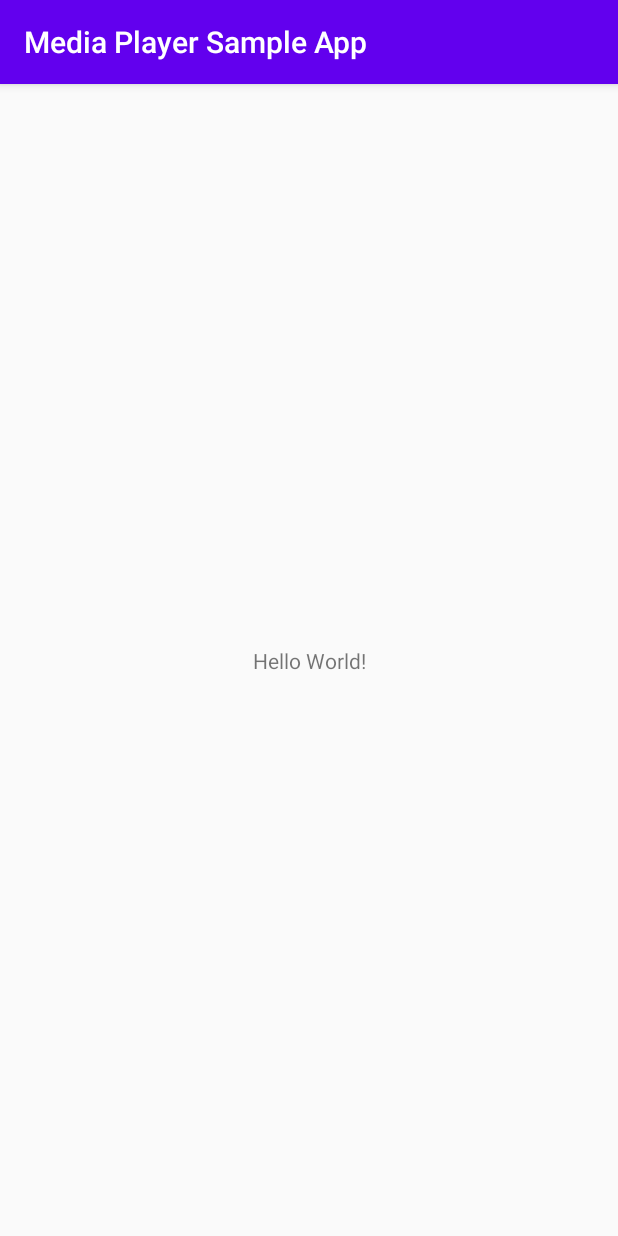
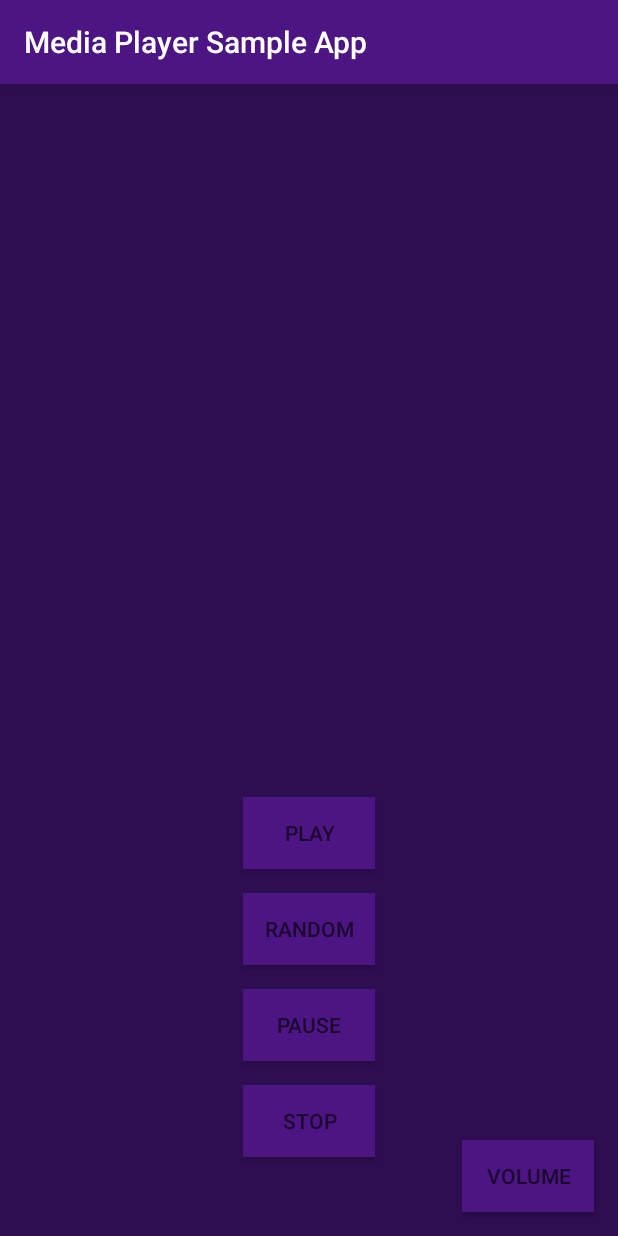
Before and after one commit to sherrycayheyhey/MediaPlayerSampleApp, an Android app: the screen it shows after launch (MainActivity), on a phone screen of 412 x 824 dp. Run offline under Robolectric (Android 15) with nearby library versions, the phone set to English and light mode, and no system bars.

Commit message:
layout added with buttons and color

```diff
--- a/app/src/main/res/layout/activity_main.xml
+++ b/app/src/main/res/layout/activity_main.xml
@@ -4,15 +4,70 @@
     xmlns:tools="http://schemas.android.com/tools"
     android:layout_width="match_parent"
     android:layout_height="match_parent"
-    tools:context=".MainActivity">
+    tools:context=".MainActivity"
+    android:background="#2F0D51">
 
-    <TextView
+
+    <Button
+        android:id="@+id/play_button"
+        android:background="@color/colorPrimary"
         android:layout_width="wrap_content"
         android:layout_height="wrap_content"
-        android:text="Hello World!"
+        android:text="play"
         app:layout_constraintBottom_toBottomOf="parent"
-        app:layout_constraintLeft_toLeftOf="parent"
-        app:layout_constraintRight_toRightOf="parent"
-        app:layout_constraintTop_toTopOf="parent" />
+        app:layout_constraintEnd_toEndOf="parent"
+        app:layout_constraintStart_toStartOf="parent"
+        app:layout_constraintTop_toTopOf="parent"
+        android:textColor="@color/colorPrimaryDark"
+        app:layout_constraintVertical_bias="0.65999997" />
+
+    <Button
+        android:id="@+id/random_button"
+        android:background="@color/colorPrimary"
+        android:layout_width="wrap_content"
+        android:layout_height="wrap_content"
+        android:text="random"
+        app:layout_constraintEnd_toEndOf="parent"
+        app:layout_constraintStart_toStartOf="parent"
+        android:layout_marginTop="16dp"
+        android:textColor="@color/colorPrimaryDark"
+        app:layout_constraintTop_toBottomOf="@id/play_button"/>
+
+    <Button
+        android:id="@+id/pause_button"
+        android:background="@color/colorPrimary"
+        android:layout_width="wrap_content"
+        android:layout_height="wrap_content"
+        android:layout_marginTop="16dp"
+        android:text="pause"
+        app:layout_constraintEnd_toEndOf="parent"
+        app:layout_constraintStart_toStartOf="parent"
+        android:textColor="@color/colorPrimaryDark"
+        app:layout_constraintTop_toBottomOf="@id/random_button" />
+
+    <Button
+        android:id="@+id/stop_button"
+        android:background="@color/colorPrimary"
+        android:layout_width="wrap_content"
+        android:layout_height="wrap_content"
+        android:text="stop"
+        app:layout_constraintEnd_toEndOf="parent"
+        app:layout_constraintStart_toStartOf="parent"
+        android:layout_marginTop="16dp"
+        android:textColor="@color/colorPrimaryDark"
+        app:layout_constraintTop_toBottomOf="@id/pause_button"/>
+
+    <Button
+        android:id="@+id/volume_button"
+        android:background="@color/colorPrimary"
+        android:textColor="@color/colorPrimaryDark"
+        android:layout_width="wrap_content"
+        android:layout_height="wrap_content"
+        android:layout_marginEnd="16dp"
+        android:layout_marginBottom="16dp"
+        android:text="volume"
+        app:layout_constraintBottom_toBottomOf="parent"
+        app:layout_constraintEnd_toEndOf="parent" />
+
 
 </androidx.constraintlayout.widget.ConstraintLayout>
--- a/app/src/main/res/values/colors.xml
+++ b/app/src/main/res/values/colors.xml
@@ -1,6 +1,6 @@
 <?xml version="1.0" encoding="utf-8"?>
 <resources>
-    <color name="colorPrimary">#6200EE</color>
-    <color name="colorPrimaryDark">#3700B3</color>
-    <color name="colorAccent">#03DAC5</color>
+    <color name="colorPrimary">#4d1584</color>
+    <color name="colorPrimaryDark">#1a072c</color>
+    <color name="colorAccent">#cca7f1</color>
 </resources>
```
Also changed, not shown: 1 other file.
